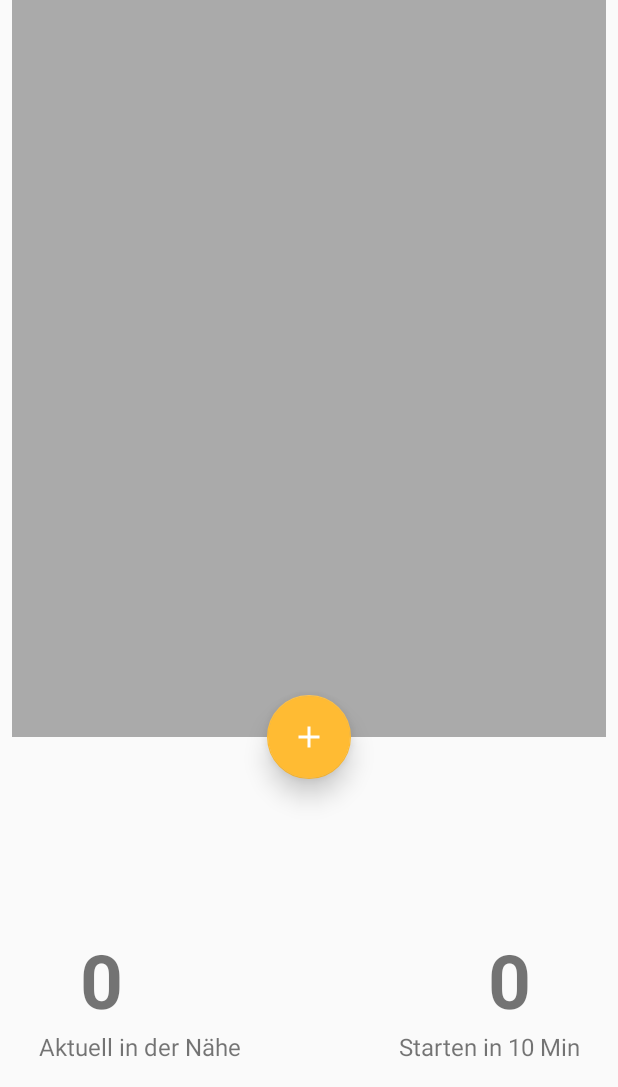
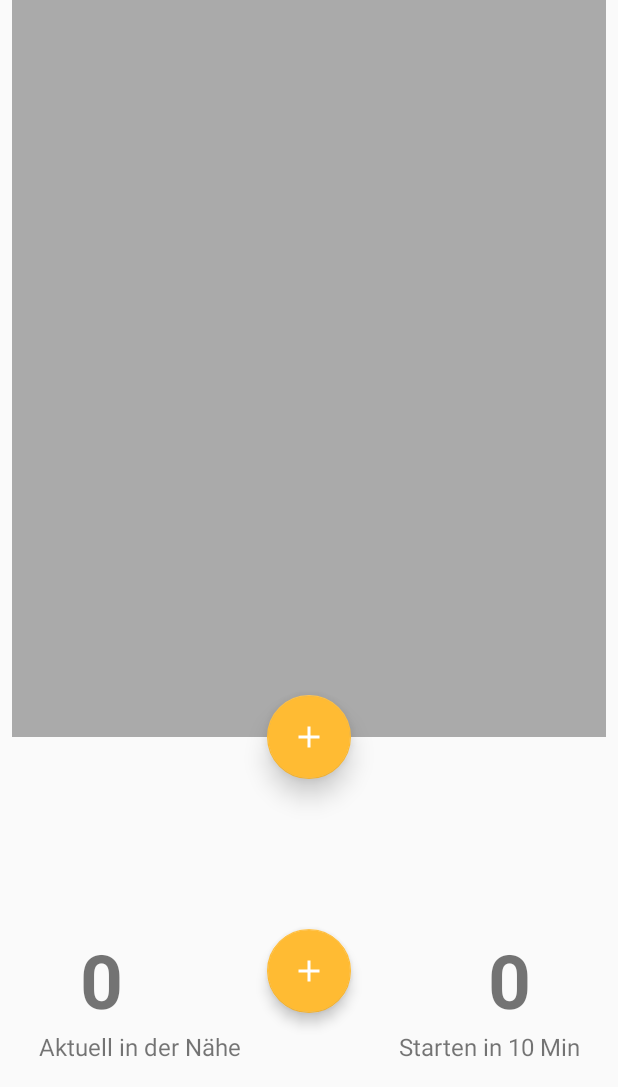
Before and after one commit to mikigraf/Lunchmates, an Android app: the screen it shows after launch (MainActivity), on a phone screen of 412 x 824 dp, the part 149-1236 px from its top. Run offline under Robolectric (Android 15) with nearby library versions, the phone set to English and light mode, and no system bars; our stand-ins replace Firebase (no records; nobody signed in at launch, a user with empty details on screens opened directly).

```diff
--- a/android/Lunchmates/app/src/main/java/club/lunchmates/lunchmates/MainActivity.java
+++ b/android/Lunchmates/app/src/main/java/club/lunchmates/lunchmates/MainActivity.java
@@ -116,6 +116,16 @@ public class MainActivity extends AppCompatActivity
             }
         });
 
+        FloatingActionButton refresh = (FloatingActionButton) findViewById(R.id.refresh);
+        refresh.setOnClickListener(new View.OnClickListener() {
+            @Override
+            public void onClick(View view) {
+//                MainActivity.this.startActivity(new Intent(MainActivity.this, CreateEventActivity.class));
+                markEventsOnTheMap();
+            }
+        });
+
+
         DrawerLayout drawer = (DrawerLayout) findViewById(R.id.drawer_layout);
         ActionBarDrawerToggle toggle = new ActionBarDrawerToggle(
                 this, drawer, toolbar, R.string.navigation_drawer_open, R.string.navigation_drawer_close);
@@ -201,8 +211,8 @@ public class MainActivity extends AppCompatActivity
                 //update user name and email in the navbar
 //                TextView userName = (TextView) findViewById(R.id.userName);
 //                TextView userEmail = (TextView) findViewById(R.id.userEmail);
-//                userName.setText(mAuth.getCurrentUser().getDisplayName());
-//                userEmail.setText(mAuth.getCurrentUser().getEmail());
+                userName.setText(mAuth.getCurrentUser().getDisplayName());
+                userEmail.setText(mAuth.getCurrentUser().getEmail());
             }
         }
     }
--- a/android/Lunchmates/app/src/main/java/club/lunchmates/lunchmates/rest/RestHelperImpl.java
+++ b/android/Lunchmates/app/src/main/java/club/lunchmates/lunchmates/rest/RestHelperImpl.java
@@ -225,9 +225,12 @@ public class RestHelperImpl implements RestHelper {
         public void onResponse(Call<T> call, Response<T> response) {
             if(response.isSuccessful()) {
                 T data = response.body();
-                for (DataReceivedListener<T> listener : listeners) {
-                    listener.onDataReceived(data);
+                if(data != null){
+                    for (DataReceivedListener<T> listener : listeners) {
+                        listener.onDataReceived(data);
+                    }
                 }
+
             }
         }
 
--- a/android/Lunchmates/app/src/main/java/club/lunchmates/lunchmates/services/LunchmatesInstanceIDService.java
+++ b/android/Lunchmates/app/src/main/java/club/lunchmates/lunchmates/services/LunchmatesInstanceIDService.java
@@ -20,6 +20,6 @@ public class LunchmatesInstanceIDService extends FirebaseInstanceIdService {
 
         RestHelper restHelper = new RestHelperImpl();
         // TODO: Pass the correct user id
-        //restHelper.userUpdateToken(1, refreshedToken, null);
+        restHelper.userUpdateToken(1, refreshedToken, null);
     }
 }
--- a/android/Lunchmates/app/src/main/res/layout/content_main.xml
+++ b/android/Lunchmates/app/src/main/res/layout/content_main.xml
@@ -108,6 +108,24 @@
                         android:textSize="50sp"
                         android:textStyle="bold" />
 
+                    <android.support.design.widget.FloatingActionButton
+                        android:id="@+id/refresh"
+                        android:layout_width="wrap_content"
+                        android:layout_height="wrap_content"
+                        android:layout_alignTop="@+id/startingNumber"
+                        android:layout_centerHorizontal="true"
+                        android:clickable="true"
+                        android:src="@drawable/ic_add_black_24dp"
+                        android:tint="@android:color/white"
+                        app:backgroundTint="@android:color/holo_orange_light"
+                        app:elevation="5dp"
+                        app:fabSize="normal"
+                        app:layout_anchor="@id/viewTop"
+                        app:layout_anchorGravity="bottom|center"
+                        app:rippleColor="@android:color/white"
+                        tools:layout_editor_absoluteX="0dp"
+                        tools:layout_editor_absoluteY="0dp" />
+
                 </RelativeLayout>
             </LinearLayout>
 
@@ -130,6 +148,7 @@
             tools:layout_editor_absoluteX="0dp"
             tools:layout_editor_absoluteY="0dp" />
 
+
         <!--<android.support.design.widget.FloatingActionButton-->
             <!--android:id="@+id/fab_test"-->
             <!--android:layout_width="wrap_content"-->
```
